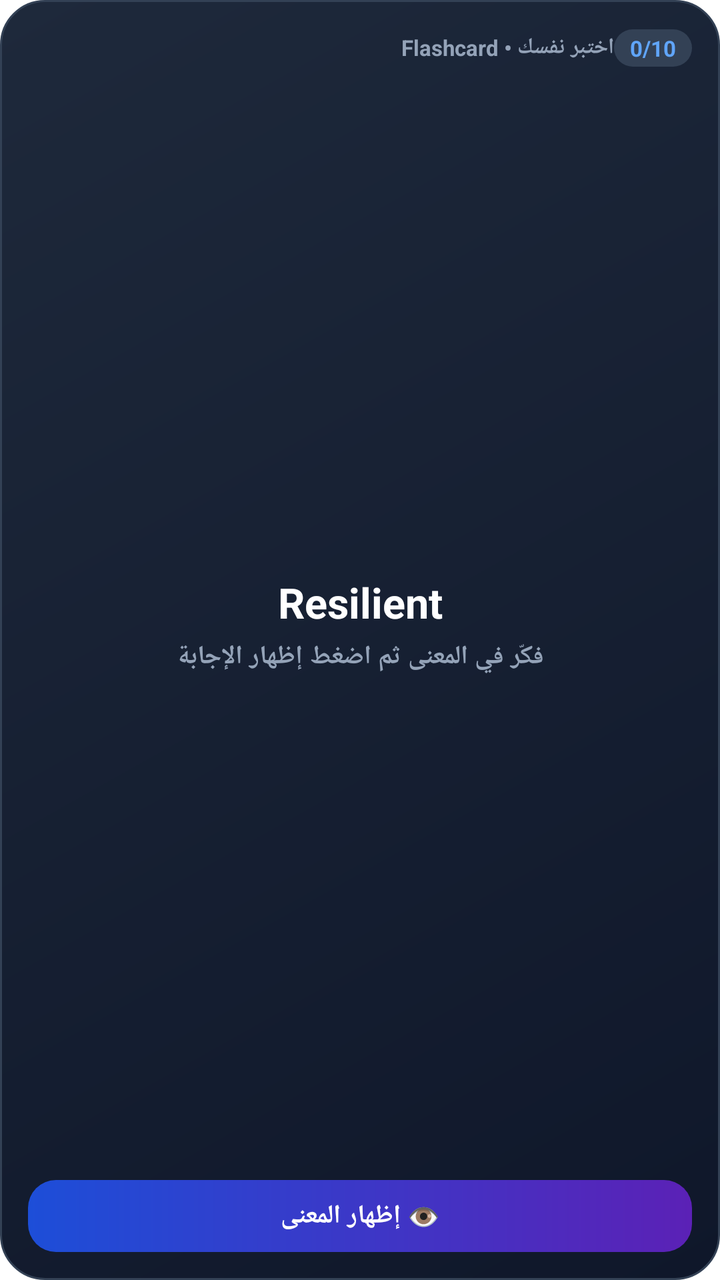
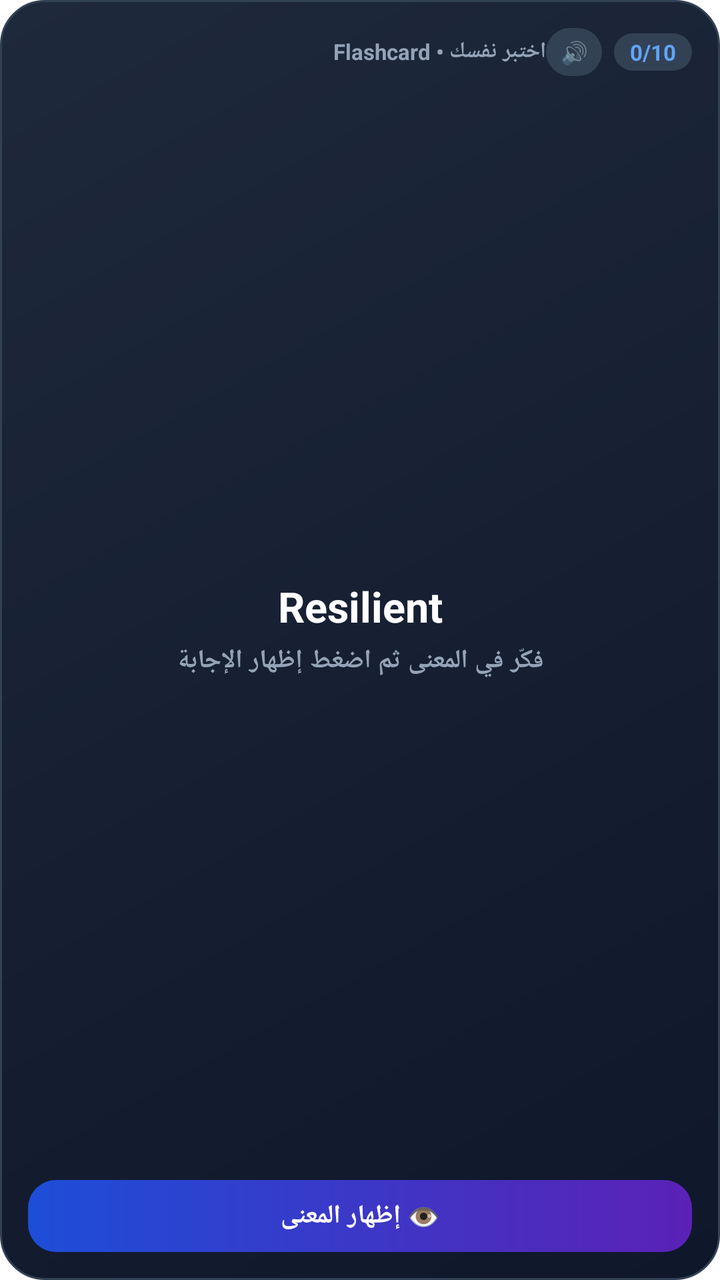

Compare the two renders of this Android layout. The source of the first and the diff that turns it into the second are given below.
<!-- AndroidManifest.xml: fallback theme Theme.MaterialComponents.DayNight.NoActionBar -->
<!-- res/layout/widget_flashcard.xml -->
<?xml version="1.0" encoding="utf-8"?>
<LinearLayout xmlns:android="http://schemas.android.com/apk/res/android"
    android:id="@+id/flashcard_widget_root"
    android:layout_width="match_parent"
    android:layout_height="match_parent"
    android:background="@drawable/widget_card_bg"
    android:orientation="vertical"
    android:padding="14dp">

    
    <LinearLayout
        android:layout_width="match_parent"
        android:layout_height="wrap_content"
        android:gravity="center_vertical"
        android:orientation="horizontal">

        <ImageView
            android:layout_width="20dp"
            android:layout_height="20dp"
            android:src="@mipmap/launcher_icon"
            android:contentDescription="EKiiYou" />

        <TextView
            android:layout_width="0dp"
            android:layout_height="wrap_content"
            android:layout_marginStart="8dp"
            android:layout_weight="1"
            android:singleLine="true"
            android:text="اختبر نفسك • Flashcard"
            android:textColor="#94A3B8"
            android:textSize="11sp"
            android:textStyle="bold" />

        <TextView
            android:id="@+id/flashcard_progress_badge"
            android:layout_width="wrap_content"
            android:layout_height="wrap_content"
            android:background="@drawable/widget_btn_secondary"
            android:paddingHorizontal="8dp"
            android:paddingVertical="2dp"
            android:text="0/10"
            android:textColor="#60A5FA"
            android:textSize="11sp"
            android:textStyle="bold" />
    </LinearLayout>

    
    <LinearLayout
        android:id="@+id/flashcard_body"
        android:layout_width="match_parent"
        android:layout_height="0dp"
        android:layout_weight="1"
        android:gravity="center"
        android:orientation="vertical"
        android:paddingVertical="4dp">

        <TextView
            android:id="@+id/flashcard_english_word"
            android:layout_width="match_parent"
            android:layout_height="wrap_content"
            android:ellipsize="end"
            android:gravity="center"
            android:maxLines="1"
            android:text="Resilient"
            android:textColor="#FFFFFF"
            android:textDirection="ltr"
            android:textSize="21sp"
            android:textStyle="bold" />

        <TextView
            android:id="@+id/flashcard_answer_text"
            android:layout_width="match_parent"
            android:layout_height="wrap_content"
            android:layout_marginTop="4dp"
            android:ellipsize="end"
            android:gravity="center"
            android:maxLines="2"
            android:text="فكّر في المعنى ثم اضغط إظهار الإجابة"
            android:textColor="#94A3B8"
            android:textSize="13sp"
            android:textStyle="bold" />
    </LinearLayout>

    
    <TextView
        android:id="@+id/btn_flashcard_reveal"
        android:layout_width="match_parent"
        android:layout_height="36dp"
        android:background="@drawable/widget_btn_primary"
        android:gravity="center"
        android:text="👁 إظهار المعنى"
        android:textColor="#FFFFFF"
        android:textSize="13sp"
        android:textStyle="bold" />

    <LinearLayout
        android:id="@+id/flashcard_answer_actions"
        android:layout_width="match_parent"
        android:layout_height="wrap_content"
        android:orientation="horizontal"
        android:visibility="gone">

        <TextView
            android:id="@+id/btn_flashcard_forgot"
            android:layout_width="0dp"
            android:layout_height="36dp"
            android:layout_weight="1"
            android:background="@drawable/widget_btn_danger"
            android:gravity="center"
            android:text="✗ نسيتها"
            android:textColor="#FFFFFF"
            android:textSize="13sp"
            android:textStyle="bold" />

        <TextView
            android:id="@+id/btn_flashcard_remembered"
            android:layout_width="0dp"
            android:layout_height="36dp"
            android:layout_marginStart="8dp"
            android:layout_weight="1"
            android:background="@drawable/widget_btn_success"
            android:gravity="center"
            android:text="✓ تذكرتها"
            android:textColor="#FFFFFF"
            android:textSize="13sp"
            android:textStyle="bold" />
    </LinearLayout>
</LinearLayout>
<!-- resources referenced by this layout -->
<resources>
  <!-- drawable widget_btn_danger (drawable) -->
  <?xml version="1.0" encoding="utf-8"?>
  <shape xmlns:android="http://schemas.android.com/apk/res/android"
      android:shape="rectangle">
      <solid android:color="#DC2626" />
      <corners android:radius="14dp" />
  </shape>
  <!-- drawable widget_btn_primary (drawable) -->
  <?xml version="1.0" encoding="utf-8"?>
  <shape xmlns:android="http://schemas.android.com/apk/res/android"
      android:shape="rectangle">
      <gradient
          android:angle="0"
          android:startColor="#1D4ED8"
          android:endColor="#5B21B6"
          android:type="linear" />
      <corners android:radius="14dp" />
  </shape>
  <!-- drawable widget_btn_secondary (drawable) -->
  <?xml version="1.0" encoding="utf-8"?>
  <shape xmlns:android="http://schemas.android.com/apk/res/android"
      android:shape="rectangle">
      <solid android:color="#334155" />
      <corners android:radius="14dp" />
  </shape>
  <!-- drawable widget_btn_success (drawable) -->
  <?xml version="1.0" encoding="utf-8"?>
  <shape xmlns:android="http://schemas.android.com/apk/res/android"
      android:shape="rectangle">
      <solid android:color="#16A34A" />
      <corners android:radius="14dp" />
  </shape>
  <!-- drawable widget_card_bg (drawable) -->
  <?xml version="1.0" encoding="utf-8"?>
  <shape xmlns:android="http://schemas.android.com/apk/res/android"
      android:shape="rectangle">
      <gradient
          android:angle="315"
          android:startColor="#1E293B"
          android:endColor="#0F172A"
          android:type="linear" />
      <corners android:radius="22dp" />
      <stroke
          android:width="1dp"
          android:color="#334155" />
  </shape>
  <!-- mipmap launcher_icon (mipmap-anydpi-v26) -->
  <?xml version="1.0" encoding="utf-8"?>
  <adaptive-icon xmlns:android="http://schemas.android.com/apk/res/android">
    <background android:drawable="@color/ic_launcher_background"/>
    <foreground>
        <inset
            android:drawable="@drawable/ic_launcher_foreground"
            android:inset="16%" />
    </foreground>
  </adaptive-icon>
  <color name="ic_launcher_background">#F8FAFF</color>
  <!-- drawable ic_launcher_foreground: png bitmap (drawable-hdpi, 23090 bytes) -->
</resources>

<!-- the commit's change to res/layout/widget_flashcard.xml (unified diff, before → after) -->
@@ -30,6 +30,16 @@
             android:textColor="#94A3B8"
             android:textSize="11sp"
             android:textStyle="bold" />
+
+        <TextView
+            android:id="@+id/btn_flashcard_audio"
+            android:layout_width="28dp"
+            android:layout_height="24dp"
+            android:layout_marginEnd="6dp"
+            android:background="@drawable/widget_btn_secondary"
+            android:gravity="center"
+            android:text="🔊"
+            android:textSize="11sp" />
 
         <TextView
             android:id="@+id/flashcard_progress_badge"
